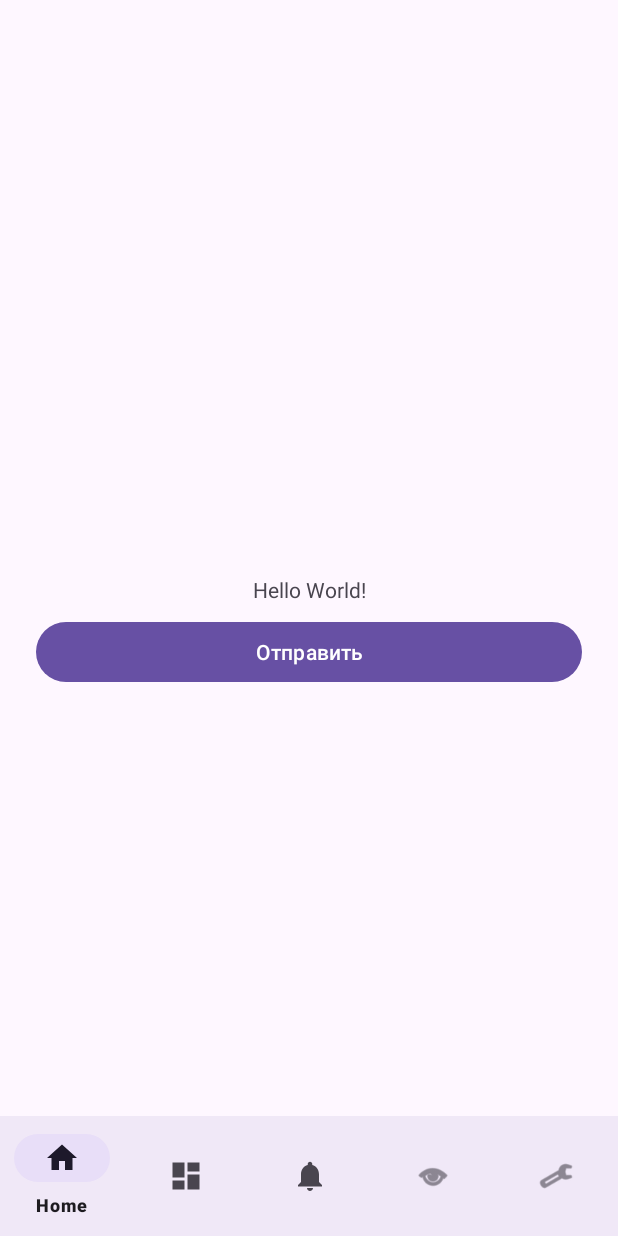
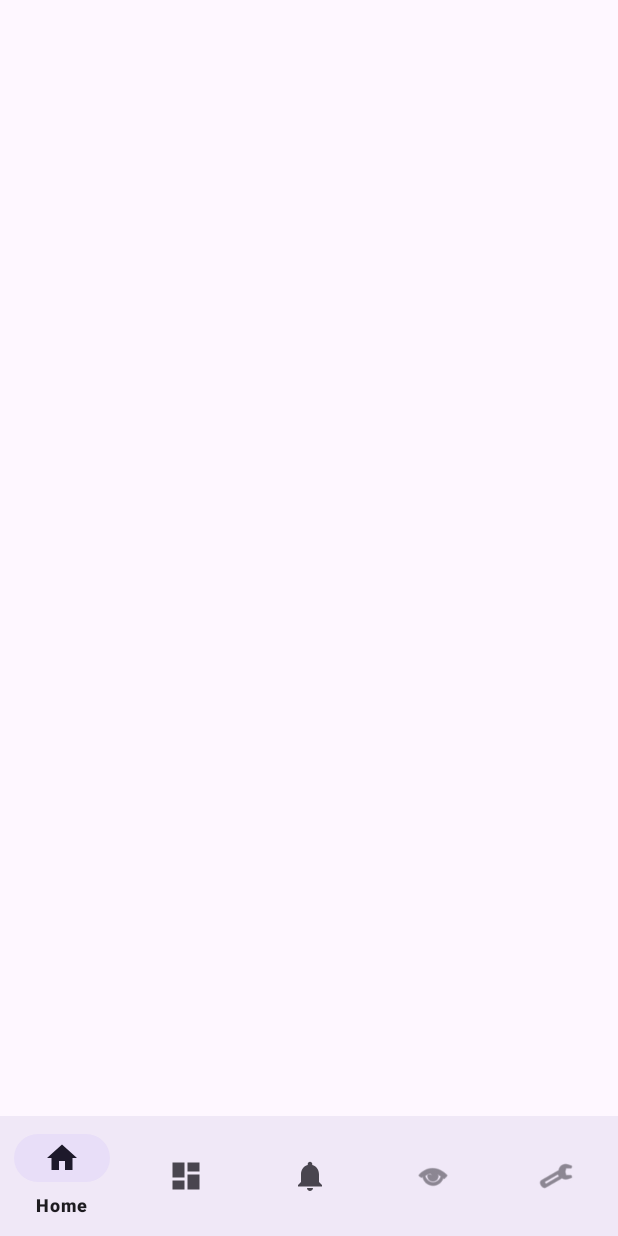
Before and after one commit to Daniyar05/SummerPractice1, an Android app: the MainFragment screen opened through its navigation route, on a phone screen of 412 x 824 dp. Run offline under Robolectric (Android 15) with nearby library versions, the phone set to English and light mode, and no system bars; our stand-ins replace navigation-ui.

Commit message:
add TEXT view

```diff
--- a/app/src/main/java/com/example/summerpractice1/Fragments/MainFragment.kt
+++ b/app/src/main/java/com/example/summerpractice1/Fragments/MainFragment.kt
@@ -14,10 +14,12 @@ class MainFragment : Fragment(R.layout.fragment_main) {
     override fun onViewCreated(view: View, savedInstanceState: Bundle?) {
         super.onViewCreated(view, savedInstanceState)
         binding = FragmentMainBinding.bind(view)
+        binding?.textView?.text = arguments?.getString("TEXT")
     }
 
     override fun onDestroyView() {
         super.onDestroyView()
         binding = null
     }
+
 }
--- a/app/src/main/res/layout/fragment_main.xml
+++ b/app/src/main/res/layout/fragment_main.xml
@@ -8,6 +8,7 @@
 
     <TextView
         android:id="@+id/textView"
+        style="@style/AppTitle"
         android:layout_width="wrap_content"
         android:layout_height="wrap_content"
         android:text="Hello World!"
@@ -17,17 +18,5 @@
         app:layout_constraintTop_toTopOf="parent"
         app:layout_constraintVertical_bias="0.431" />
 
-    <Button
-        android:id="@+id/button"
-        android:layout_width="match_parent"
-        android:layout_height="wrap_content"
-        android:layout_marginStart="24dp"
-        android:layout_marginTop="8dp"
-        android:layout_marginEnd="24dp"
-        android:text="@string/button"
-        app:layout_constraintEnd_toEndOf="parent"
-        app:layout_constraintStart_toStartOf="parent"
-        app:layout_constraintTop_toBottomOf="@+id/textView" />
-
 
 </androidx.constraintlayout.widget.ConstraintLayout>
--- a/app/src/main/res/navigation/mobile_navigation.xml
+++ b/app/src/main/res/navigation/mobile_navigation.xml
@@ -30,8 +30,10 @@
         <action
             android:id="@+id/action_mirrorFragment_to_mainActivity"
             app:destination="@id/navigation_main"
-            app:enterAnim="@android:anim/slide_in_left"
-            app:popEnterAnim="@anim/nav_default_pop_enter_anim" />
+            app:enterAnim="@anim/nav_default_enter_anim"
+            app:exitAnim="@anim/nav_default_exit_anim"
+            app:popEnterAnim="@anim/nav_default_pop_enter_anim"
+            app:popExitAnim="@anim/nav_default_pop_exit_anim" />
     </fragment>
     <fragment
         android:id="@+id/navigation_main"
```
Also changed, not shown: app/src/main/java/com/example/summerpractice1/Fragments/ProfileFragment.kt (+15 -3 lines).
